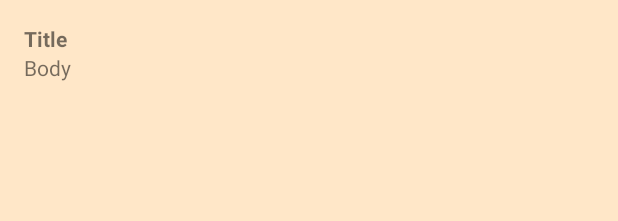
After one commit to elffirem/RoomieApp, an Android app: the layout notification_item.xml on its own in the app's theme, with its tools: preview values and no code run, on a phone screen of 412 x 824 dp. The commit adds this screen. Shown: the top 221 px of the screen. Run offline under Robolectric (Android 15) with nearby library versions, the phone set to English and light mode, and no system bars.

Commit message:
Bildirimi doğru şekilde gönderiyor. Sadece bildirim sayfasında herkese aynı şekilde bildirimler kaydediliyor.

```diff
--- a/app/src/main/java/com/example/roomieapp/ProfileSettings.java
+++ b/app/src/main/java/com/example/roomieapp/ProfileSettings.java
@@ -78,7 +78,7 @@ public class ProfileSettings extends AppCompatActivity {
         setContentView(R.layout.activity_profile_settings);
         auth=FirebaseAuth.getInstance();
         currentUser=auth.getCurrentUser();
-        user = new User(currentUser.getEmail(), currentUser.getUid() );
+        user = (User) getIntent().getSerializableExtra("user");
         db = FirebaseFirestore.getInstance();
         storage = FirebaseStorage.getInstance();
         storageRef = storage.getReference();
--- a/app/src/main/java/com/example/roomieapp/UserDetailActivity.java
+++ b/app/src/main/java/com/example/roomieapp/UserDetailActivity.java
@@ -44,6 +44,7 @@ public class UserDetailActivity extends AppCompatActivity {
             userStatusTextView.setText(selectedUser.getStatus());
             userContactTextView.setText(selectedUser.getContact());
 
+
             // Fotoğraf URL'sini kullanarak profil resmini yükleme
             String photoUrl = selectedUser.getPhotoUrl();
             if (photoUrl != null && !photoUrl.isEmpty()) {
@@ -65,7 +66,6 @@ public class UserDetailActivity extends AppCompatActivity {
 
     // Eşleşme isteği gönderme işlemini gerçekleştir
     private void sendMatchRequest() {
-        FCMSend.pushNotification(UserDetailActivity.this,"engNqbbdSxiLhJMBJf33qK:APA91bER6WyvouOQ6PfUWN25ZSrbw3zTHy_OnwurfANeIbjzgPdgai61yrIZ_gl_XZpvO-LeECAol9b6d9eS7luIaz-sQEC9shmu7qlw-otEE70eESrruf0WFnVhlCrBSVbLdvoaaP_n","Hello","Hello World message");
-
+        FCMSend.pushNotification(UserDetailActivity.this, "engNqbbdSxiLhJMBJf33qK:APA91bER6WyvouOQ6PfUWN25ZSrbw3zTHy_OnwurfANeIbjzgPdgai61yrIZ_gl_XZpvO-LeECAol9b6d9eS7luIaz-sQEC9shmu7qlw-otEE70eESrruf0WFnVhlCrBSVbLdvoaaP_n", "Hello", "Hello World message");
     }
 }
--- /dev/null
+++ b/app/src/main/res/layout/notification_item.xml
@@ -0,0 +1,28 @@
+<?xml version="1.0" encoding="utf-8"?>
+<androidx.constraintlayout.widget.ConstraintLayout xmlns:android="http://schemas.android.com/apk/res/android"
+    xmlns:app="http://schemas.android.com/apk/res-auto"
+    xmlns:tools="http://schemas.android.com/tools"
+    android:layout_width="match_parent"
+    android:layout_height="wrap_content"
+    android:padding="16dp">
+
+    <TextView
+        android:id="@+id/title"
+        android:layout_width="0dp"
+        android:layout_height="wrap_content"
+        android:textStyle="bold"
+        app:layout_constraintEnd_toEndOf="parent"
+        app:layout_constraintStart_toStartOf="parent"
+        app:layout_constraintTop_toTopOf="parent"
+        tools:text="Title" />
+
+    <TextView
+        android:id="@+id/body"
+        android:layout_width="0dp"
+        android:layout_height="wrap_content"
+        app:layout_constraintEnd_toEndOf="parent"
+        app:layout_constraintStart_toStartOf="parent"
+        app:layout_constraintTop_toBottomOf="@+id/title"
+        tools:text="Body" />
+
+</androidx.constraintlayout.widget.ConstraintLayout>
```
Also changed, not shown: app/src/main/AndroidManifest.xml (+8 -7 lines), app/src/main/java/com/example/roomieapp/NotificationActivity.java (added, +58 -0 lines), app/src/main/java/com/example/roomieapp/NotificationAdapter.java (added, +51 -0 lines), app/src/main/java/com/example/roomieapp/NotificationData.java (added, +31 -0 lines), app/src/main/java/com/example/roomieapp/RegisterActivity.java (+1 -7 lines), app/src/main/res/layout/activity_notification.xml (added, +19 -0 lines), app/src/main/java/com/example/roomieapp/HomePage.java (line endings or trailing spaces).
